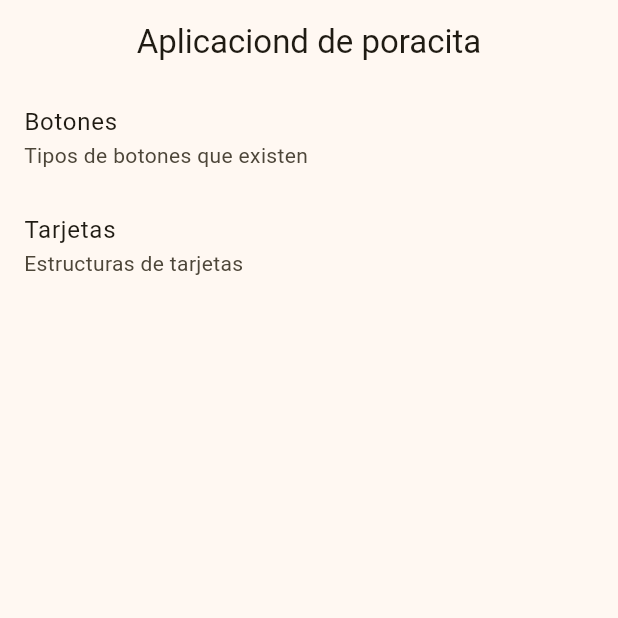
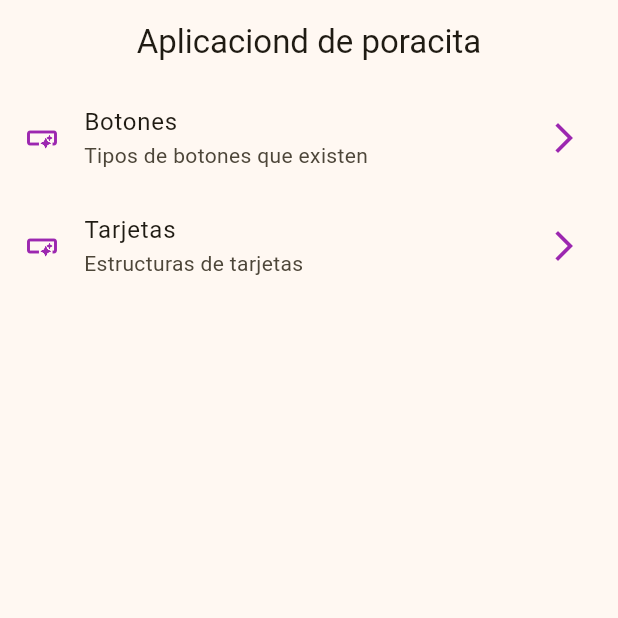
Before and after one commit to RaulPerezPrieto112/trabajomoraania, a Flutter app: the screen it shows after launch, on a phone screen of 412 x 824 dp, the top half of it. Run offline on Flutter 3.47's test engine with Material 3 defaults, Android fonts, the phone set to English and light mode, and no system bars; statements that could not run were skipped.

Commit message:
Resuelto conflicto de fusión

```diff
--- a/flutter_application_1/lib/inicio.dart
+++ b/flutter_application_1/lib/inicio.dart
@@ -25,8 +25,13 @@ class Vista extends StatelessWidget {
       itemBuilder: (context, index) {
         final MenuItemButton = appMenuItems[index];
         return ListTile(
+          leading: Icon(MenuItemButton.icono, color: Colors.purple),
+          trailing: Icon(Icons.arrow_forward_ios_outlined, color: Colors.purple,),
           title: Text(MenuItemButton.titulo),
           subtitle: Text(MenuItemButton.subtitulo),
+          onTap: (){
+            print("boton preionado ${MenuItemButton.titulo}")
+          },
         );
       } ,
     );
```
